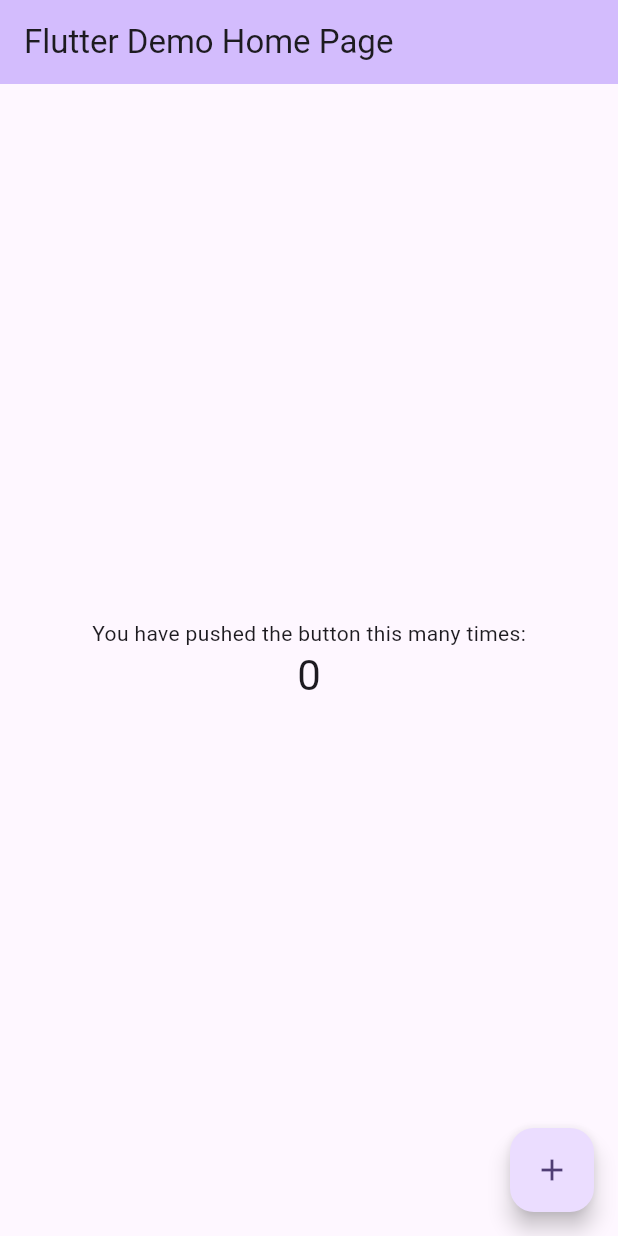
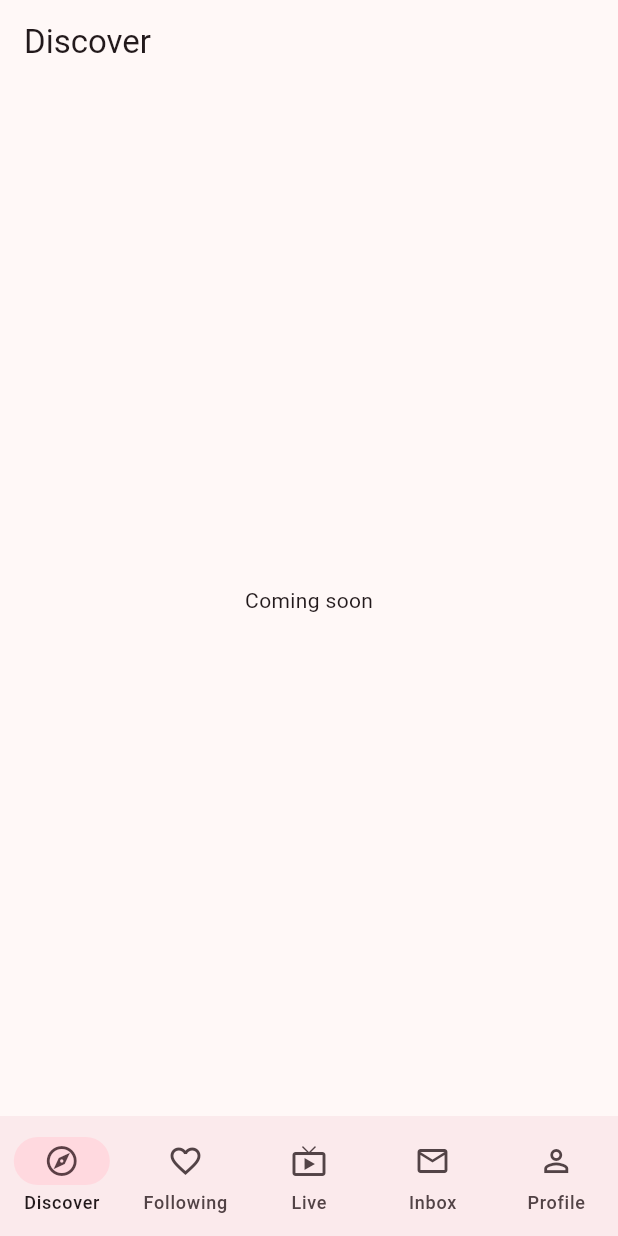
Before and after one commit to tminus1hisham/content, a Flutter app: the screen it shows after launch, on a phone screen of 412 x 824 dp. Run offline on Flutter 3.47's test engine with Material 3 defaults, Android fonts, the phone set to English and light mode, and no system bars; our stand-ins replace dio, flutter_riverpod, flutter_secure_storage, go_router, shared_preferences.

Commit message:
feat(m1): foundation, router shell, theme (light/dark/system + accent), API client with fake backend

```diff
--- /dev/null
+++ b/lib/app/router.dart
@@ -0,0 +1,130 @@
+import 'package:flutter/material.dart';
+import 'package:flutter_riverpod/flutter_riverpod.dart';
+import 'package:go_router/go_router.dart';
+
+import '../core/prefs.dart';
+import '../features/profile/profile_screen.dart';
+import '../features/settings/appearance_screen.dart';
+import '../features/settings/settings_screen.dart';
+
+enum UserRole { fan, creator }
+
+const roleKey = 'app.role';
+
+class RoleController extends Notifier<UserRole> {
+  @override
+  UserRole build() =>
+      UserRole.values.asNameMap()[ref
+          .watch(sharedPreferencesProvider)
+          .get(roleKey)] ??
+      UserRole.fan;
+
+  Future<void> set(UserRole role) async {
+    state = role;
+    await ref.read(sharedPreferencesProvider).setString(roleKey, role.name);
+  }
+}
+
+final roleProvider = NotifierProvider<RoleController, UserRole>(
+  RoleController.new,
+);
+
+class _Tab {
+  const _Tab(this.label, this.path, this.icon);
+  final String label;
+  final String path;
+  final IconData icon;
+}
+
+const _profileTab = _Tab('Profile', '/profile', Icons.person_outline);
+
+const _fanTabs = [
+  _Tab('Discover', '/discover', Icons.explore_outlined),
+  _Tab('Following', '/following', Icons.favorite_outline),
+  _Tab('Live', '/live', Icons.live_tv_outlined),
+  _Tab('Inbox', '/inbox', Icons.mail_outline),
+  _profileTab,
+];
+
+const _creatorTabs = [
+  _Tab('Home', '/home', Icons.dashboard_outlined),
+  _Tab('Studio', '/studio', Icons.video_library_outlined),
+  _Tab('Go live', '/go-live', Icons.videocam_outlined),
+  _Tab('Messages', '/messages', Icons.chat_bubble_outline),
+  _profileTab,
+];
+
+/// Rebuilt when the role changes, which swaps the bottom-nav shell.
+final routerProvider = Provider<GoRouter>((ref) {
+  final tabs = ref.watch(roleProvider) == UserRole.fan
+      ? _fanTabs
+      : _creatorTabs;
+  final router = GoRouter(
+    initialLocation: tabs.first.path,
+    routes: [
+      StatefulShellRoute.indexedStack(
+        builder: (context, state, shell) => _Shell(shell: shell, tabs: tabs),
+        branches: [
+          for (final tab in tabs)
+            StatefulShellBranch(
+              routes: [
+                GoRoute(
+                  path: tab.path,
+                  builder: (_, _) => tab == _profileTab
+                      ? const ProfileScreen()
+                      : PlaceholderScreen(title: tab.label),
+                ),
+              ],
+            ),
+        ],
+      ),
+      GoRoute(
+        path: '/settings',
+        builder: (_, _) => const SettingsScreen(),
+        routes: [
+          GoRoute(
+            path: 'appearance',
+            builder: (_, _) => const AppearanceScreen(),
+          ),
+        ],
+      ),
+    ],
+  );
+  ref.onDispose(router.dispose);
+  return router;
+});
+
+class _Shell extends StatelessWidget {
+  const _Shell({required this.shell, required this.tabs});
+  final StatefulNavigationShell shell;
+  final List<_Tab> tabs;
+
+  @override
+  Widget build(BuildContext context) {
+    return Scaffold(
+      body: shell,
+      bottomNavigationBar: NavigationBar(
+        selectedIndex: shell.currentIndex,
+        onDestinationSelected: (i) =>
+            shell.goBranch(i, initialLocation: i == shell.currentIndex),
+        destinations: [
+          for (final tab in tabs)
+            NavigationDestination(icon: Icon(tab.icon), label: tab.label),
+        ],
+      ),
+    );
+  }
+}
+
+class PlaceholderScreen extends StatelessWidget {
+  const PlaceholderScreen({super.key, required this.title});
+  final String title;
+
+  @override
+  Widget build(BuildContext context) {
+    return Scaffold(
+      appBar: AppBar(title: Text(title)),
+      body: const Center(child: Text('Coming soon')),
+    );
+  }
+}
--- /dev/null
+++ b/lib/app/theme.dart
@@ -0,0 +1,40 @@
+import 'package:flutter/material.dart';
+
+class AccentOption {
+  const AccentOption(this.name, this.color);
+  final String name;
+  final Color color;
+}
+
+/// Index 0 is the brand default. Persisted by index, so append new options at the end.
+const accents = [
+  AccentOption('Rose', Color(0xFFC2185B)),
+  AccentOption('Purple', Color(0xFF7B1FA2)),
+  AccentOption('Teal', Color(0xFF00897B)),
+  AccentOption('Amber', Color(0xFFFFB300)),
+  AccentOption('Blue', Color(0xFF1E88E5)),
+  AccentOption('Emerald', Color(0xFF2E7D32)),
+];
+
+const cardRadius = 16.0;
+const controlRadius = 12.0;
+
+ThemeData buildTheme(Color accent, Brightness brightness) {
+  final scheme = ColorScheme.fromSeed(
+    seedColor: accent,
+    brightness: brightness,
+  );
+  return ThemeData(
+    colorScheme: scheme,
+    cardTheme: const CardThemeData(
+      shape: RoundedRectangleBorder(
+        borderRadius: BorderRadius.all(Radius.circular(cardRadius)),
+      ),
+    ),
+    inputDecorationTheme: const InputDecorationTheme(
+      border: OutlineInputBorder(
+        borderRadius: BorderRadius.all(Radius.circular(controlRadius)),
+      ),
+    ),
+  );
+}
--- a/lib/main.dart
+++ b/lib/main.dart
@@ -1,122 +1,36 @@
 import 'package:flutter/material.dart';
+import 'package:flutter_riverpod/flutter_riverpod.dart';
+import 'package:shared_preferences/shared_preferences.dart';
 
-void main() {
-  runApp(const MyApp());
+import 'app/router.dart';
+import 'app/theme.dart';
+import 'app/theme_controller.dart';
+import 'core/prefs.dart';
+
+Future<void> main() async {
+  WidgetsFlutterBinding.ensureInitialized();
+  final prefs = await SharedPreferences.getInstance();
+  runApp(
+    ProviderScope(
+      overrides: [sharedPreferencesProvider.overrideWithValue(prefs)],
+      child: const App(),
+    ),
+  );
 }
 
-class MyApp extends StatelessWidget {
-  const MyApp({super.key});
+class App extends ConsumerWidget {
+  const App({super.key});
 
-  // This widget is the root of your application.
   @override
-  Widget build(BuildContext context) {
-    return MaterialApp(
-      title: 'Flutter Demo',
-      theme: ThemeData(
-        // This is the theme of your application.
-        //
-        // TRY THIS: Try running your application with "flutter run". You'll see
-        // the application has a purple toolbar. Then, without quitting the app,
-        // try changing the seedColor in the colorScheme below to Colors.green
-        // and then invoke "hot reload" (save your changes or press the "hot
-        // reload" button in a Flutter-supported IDE, or press "r" if you used
-        // the command line to start the app).
-        //
-        // Notice that the counter didn't reset back to zero; the application
-        // state is not lost during the reload. To reset the state, use hot
-        // restart instead.
-        //
-        // This works for code too, not just values: Most code changes can be
-        // tested with just a hot reload.
-        colorScheme: .fromSeed(seedColor: Colors.deepPurple),
-      ),
-      home: const MyHomePage(title: 'Flutter Demo Home Page'),
+  Widget build(BuildContext context, WidgetRef ref) {
+    final settings = ref.watch(themeControllerProvider);
+    final accent = accents[settings.accentIndex].color;
+    return MaterialApp.router(
+      title: 'Content',
+      theme: buildTheme(accent, Brightness.light),
+      darkTheme: buildTheme(accent, Brightness.dark),
+      themeMode: settings.themeMode,
+      routerConfig: ref.watch(routerProvider),
     );
   }
 }
-
-class MyHomePage extends StatefulWidget {
-  const MyHomePage({super.key, required this.title});
-
-  // This widget is the home page of your application. It is stateful, meaning
-  // that it has a State object (defined below) that contains fields that affect
-  // how it looks.
-
-  // This class is the configuration for the state. It holds the values (in this
-  // case the title) provided by the parent (in this case the App widget) and
-  // used by the build method of the State. Fields in a Widget subclass are
-  // always marked "final".
-
-  final String title;
-
-  @override
-  State<MyHomePage> createState() => _MyHomePageState();
-}
-
-class _MyHomePageState extends State<MyHomePage> {
-  int _counter = 0;
-
-  void _incrementCounter() {
-    setState(() {
-      // This call to setState tells the Flutter framework that something has
-      // changed in this State, which causes it to rerun the build method below
-      // so that the display can reflect the updated values. If we changed
-      // _counter without calling setState(), then the build method would not be
-      // called again, and so nothing would appear to happen.
-      _counter++;
-    });
-  }
-
-  @override
-  Widget build(BuildContext context) {
-    // This method is rerun every time setState is called, for instance as done
-    // by the _incrementCounter method above.
-    //
-    // The Flutter framework has been optimized to make rerunning build methods
-    // fast, so that you can just rebuild anything that needs updating rather
-    // than having to individually change instances of widgets.
-    return Scaffold(
-      appBar: AppBar(
-        // TRY THIS: Try changing the color here to a specific color (to
-        // Colors.amber, perhaps?) and trigger a hot reload to see the AppBar
-        // change color while the other colors stay the same.
-        backgroundColor: Theme.of(context).colorScheme.inversePrimary,
-        // Here we take the value from the MyHomePage object that was created by
-        // the App.build method, and use it to set our appbar title.
-        title: Text(widget.title),
-      ),
-      body: Center(
-        // Center is a layout widget. It takes a single child and positions it
-        // in the middle of the parent.
-        child: Column(
-          // Column is also a layout widget. It takes a list of children and
-          // arranges them vertically. By default, it sizes itself to fit its
-          // children horizontally, and tries to be as tall as its parent.
-          //
-          // Column has various properties to control how it sizes itself and
-          // how it positions its children. Here we use mainAxisAlignment to
-          // center the children vertically; the main axis here is the vertical
-          // axis because Columns are vertical (the cross axis would be
-          // horizontal).
-          //
-          // TRY THIS: Invoke "debug painting" (choose the "Toggle Debug Paint"
-          // action in the IDE, or press "p" in the console), to see the
-          // wireframe for each widget.
-          mainAxisAlignment: .center,
-          children: [
-            const Text('You have pushed the button this many times:'),
-            Text(
-              '$_counter',
-              style: Theme.of(context).textTheme.headlineMedium,
-            ),
-          ],
-        ),
-      ),
-      floatingActionButton: FloatingActionButton(
-        onPressed: _incrementCounter,
-        tooltip: 'Increment',
-        child: const Icon(Icons.add),
-      ),
-    );
-  }
-}
--- a/pubspec.yaml
+++ b/pubspec.yaml
@@ -34,6 +34,12 @@ dependencies:
   # The following adds the Cupertino Icons font to your application.
   # Use with the CupertinoIcons class for iOS style icons.
   cupertino_icons: ^1.0.8
+  flutter_riverpod: ^2.6.1
+  go_router: ^17.5.0
+  dio: ^5.11.1
+  shared_preferences: ^2.5.6
+  flutter_secure_storage: ^11.2.0
+  intl: ^0.20.3
 
 dev_dependencies:
   flutter_test:
```
Also changed, not shown: lib/app/theme_controller.dart (added, +48 -0 lines), lib/core/api_client.dart (added, +32 -0 lines), lib/core/fake_backend.dart (added, +79 -0 lines), lib/core/money.dart (added, +11 -0 lines), lib/core/prefs.dart (added, +7 -0 lines), lib/features/profile/profile_screen.dart (added, +48 -0 lines), lib/features/settings/appearance_screen.dart (added, +140 -0 lines), lib/features/settings/settings_screen.dart (added, +37 -0 lines), pubspec.lock, 10 other files.
